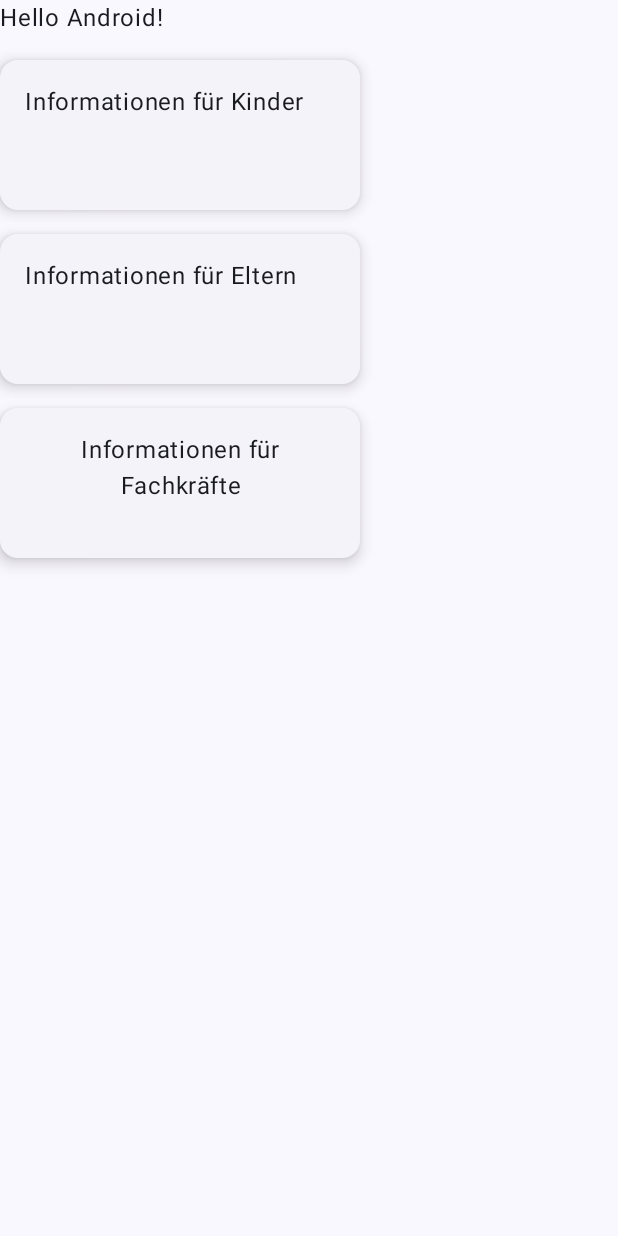
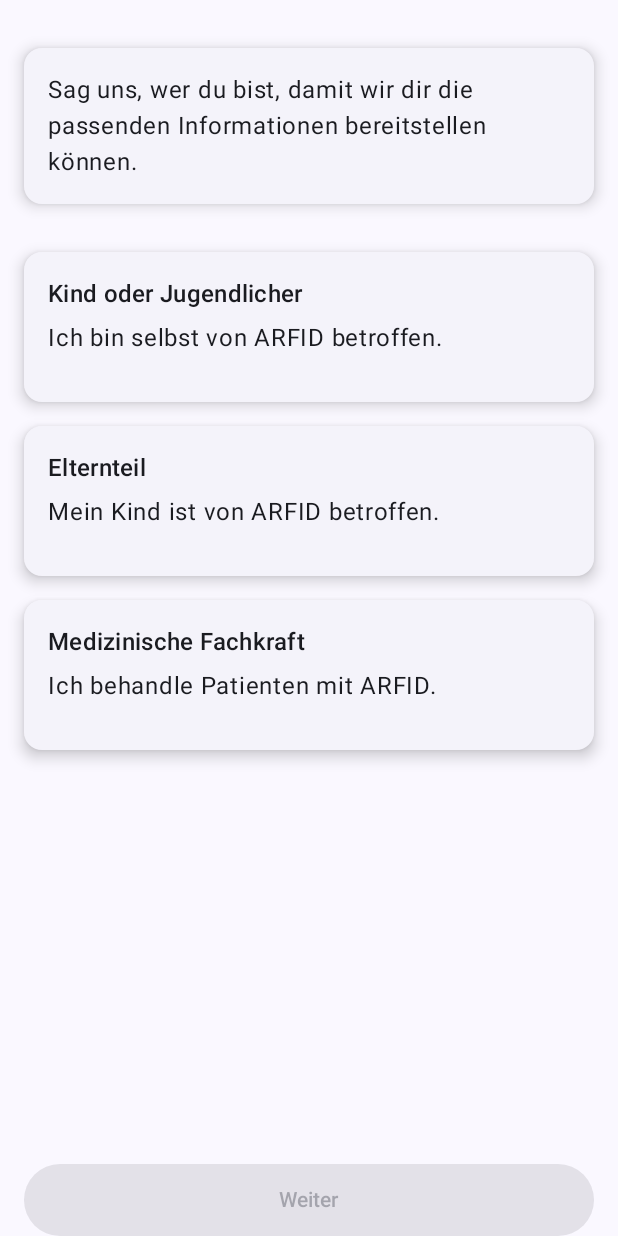
Before and after one commit to 4a756c6961/arfid, an Android app built with Jetpack Compose: the screen it shows after launch (MainActivity), on a phone screen of 412 x 824 dp. Run offline under Robolectric (Android 15) with nearby library versions, the light colour scheme and no system bars.

Commit message:
layout angepasst und Button hinzugefügt

```diff
--- a/app/src/main/java/com/example/arfid/MainActivity.kt
+++ b/app/src/main/java/com/example/arfid/MainActivity.kt
@@ -12,14 +12,28 @@ import androidx.compose.material3.Scaffold
 import androidx.compose.runtime.Composable
 import androidx.compose.ui.Modifier
 import androidx.compose.ui.tooling.preview.Preview
+import androidx.compose.ui.text.font.FontWeight
 import com.example.arfid.ui.theme.ARFIDTheme
 import androidx.compose.material3.Text as Text1
 import androidx.compose.material3.ElevatedCard
 import androidx.compose.foundation.layout.size
+import androidx.compose.foundation.layout.Column
 import androidx.compose.ui.unit.dp
 import androidx.compose.ui.text.style.TextAlign
 import androidx.compose.material3.CardDefaults
 import androidx.compose.ui.res.stringResource
+import androidx.compose.foundation.layout.fillMaxWidth
+import androidx.compose.foundation.layout.height
+import androidx.compose.foundation.shape.RoundedCornerShape
+import androidx.compose.material3.Button
+import androidx.compose.material3.ButtonDefaults
+import androidx.compose.material3.MaterialTheme
+import androidx.compose.ui.graphics.Color
+
+
+
+
+
 
 class MainActivity : ComponentActivity() {
     override fun onCreate(savedInstanceState: Bundle?) {
@@ -27,25 +41,31 @@ class MainActivity : ComponentActivity() {
         enableEdgeToEdge()
         setContent {
             ARFIDTheme {
-                Scaffold(modifier = Modifier.fillMaxSize()) { innerPadding ->
+                Scaffold { innerPadding ->
                     Column(
                         modifier = Modifier
                             .fillMaxSize()
-                            .padding(innerPadding),
+                            .padding(innerPadding)
+                    ) {
+                        Column(
+                            modifier = Modifier
+                                .weight(1f)
+                                .padding(16.dp),
                             verticalArrangement = Arrangement.spacedBy(16.dp)
                         ) {
-                        Greeting(
-                            name = "Android"
-                        )
+                            ElevatedCardGreeting()
                             ElevatedCardKind()
                             ElevatedCardEltern()
                             ElevatedCardDoctor()
+                        }
+                        WeiterButton()
                     }
                 }
             }
         }
     }
 }
+
 
 @Composable
 fun Greeting(name: String, modifier: Modifier = Modifier) {
@@ -54,22 +74,55 @@ fun Greeting(name: String, modifier: Modifier = Modifier) {
         modifier = modifier
     )
 }
-
 @Composable
-fun ElevatedCardKind() {
+fun ElevatedCardGreeting() {
     ElevatedCard(
         elevation = CardDefaults.cardElevation(
             defaultElevation = 6.dp
         ),
         modifier = Modifier
-            .size(width = 240.dp, height = 100.dp)
+            .fillMaxWidth()
+            .padding(vertical = 16.dp)
+
     ) {
         Text1(
-            text = stringResource(R.string.informationen_f_r_kinder),
+            text = stringResource(R.string.Greeting),
             modifier = Modifier
                 .padding(16.dp),
-            textAlign = TextAlign.Center,
+            textAlign = TextAlign.Left,
         )
+    }
+}
+
+
+@Composable
+fun ElevatedCardKind() {
+    ElevatedCard(
+        elevation = CardDefaults.cardElevation(defaultElevation = 6.dp),
+        modifier = Modifier
+            .fillMaxWidth()
+            .height(100.dp)
+    ) {
+        Column(
+            modifier = Modifier
+                .fillMaxWidth()
+                .padding(16.dp)
+        ) {
+            // Headline Text
+            Text1(
+                text = stringResource(R.string.card_kind_headline),
+                style = MaterialTheme.typography.titleMedium.copy(
+                    fontWeight = FontWeight.Medium // Bold font for the headline
+                ),
+                modifier = Modifier.padding(bottom = 8.dp) // Space below the headline
+            )
+
+            // Subheadline Text
+            Text1(
+                text = stringResource(R.string.card_kind_subheadline),
+                style = MaterialTheme.typography.bodyLarge // Regular body style for subheadline
+            )
+        }
     }
 }
 
@@ -80,14 +133,29 @@ fun ElevatedCardDoctor() {
             defaultElevation = 6.dp
         ),
         modifier = Modifier
-            .size(width = 240.dp, height = 100.dp)
+            .fillMaxWidth()
+            .height(100.dp)
     ) {
+        Column(
+            modifier = Modifier
+                .fillMaxWidth()
+                .padding(16.dp)
+        ) {
+            // Headline Text
             Text1(
-            text = stringResource(R.string.informationen_f_r_fachkraefte),
-            modifier = Modifier
-                .padding(16.dp),
-            textAlign = TextAlign.Center,
+                text = stringResource(R.string.card_fachkraefte_headline),
+                style = MaterialTheme.typography.titleMedium.copy(
+                    fontWeight = FontWeight.Medium // Bold font for the headline
+                ),
+                modifier = Modifier.padding(bottom = 8.dp) // Space below the headline
             )
+
+            // Subheadline Text
+            Text1(
+                text = stringResource(R.string.card_fachkraefte_subheadline),
+                style = MaterialTheme.typography.bodyLarge // Regular body style for subheadline
+            )
+        }
     }
 }
 
@@ -98,14 +166,46 @@ fun ElevatedCardEltern() {
             defaultElevation = 6.dp
         ),
         modifier = Modifier
-            .size(width = 240.dp, height = 100.dp)
+            .fillMaxWidth()
+            .height(100.dp)
+    ) {
+        Column(
+            modifier = Modifier
+                .fillMaxWidth()
+                .padding(16.dp)
         ) {
             Text1(
-            text = stringResource(R.string.informationen_f_r_eltern),
+                text = stringResource(R.string.card_eltern_headline),
+                style = MaterialTheme.typography.titleMedium.copy(
+                    fontWeight = FontWeight.Medium // Bold font for the headline
+                ),
+                modifier = Modifier.padding(bottom = 8.dp) // Space below the headline
+            )
+
+            Text1(
+                text = stringResource(R.string.card_eltern_subheadline),
+                style = MaterialTheme.typography.bodyLarge // Regular body style for subheadline
+            )
+        }
+    }
+}
+
+@Composable
+fun WeiterButton() {
+    Button(
+        onClick = {  },
+        enabled = false,
         modifier = Modifier
-                .padding(16.dp),
-            textAlign = TextAlign.Center,
+            .fillMaxWidth()
+            .height(48.dp)
+            .padding(horizontal = 16.dp),
+        shape = RoundedCornerShape(24.dp),
+        colors = ButtonDefaults.buttonColors(
+            containerColor = Color(0xFFECECEC),
+            contentColor = Color.Gray
         )
+    ) {
+        Text1("Weiter") // Button label
     }
 }
 
--- a/app/src/main/res/values/colors.xml
+++ b/app/src/main/res/values/colors.xml
@@ -1,10 +1,13 @@
 <?xml version="1.0" encoding="utf-8"?>
 <resources>
-    <color name="purple_200">#FFBB86FC</color>
-    <color name="purple_500">#FF6200EE</color>
-    <color name="purple_700">#FF3700B3</color>
-    <color name="teal_200">#FF03DAC5</color>
-    <color name="teal_700">#FF018786</color>
-    <color name="black">#FF000000</color>
-    <color name="white">#FFFFFFFF</color>
+    <!-- Primary Colors -->
+    <color name="theme_primary">#395F5F</color>
+    <color name="theme_primary_contrast">#FFFFFF</color>
+    <color name="primary_card_background">#F2EBE6</color>
+    <color name="button_disabled_background">#ECECEC</color>
+    <color name="button_disabled_text">#808080</color>
+    <color name="button_enabled_background">#FF7350</color>
+    <color name="button_enabled_text">#FFFFFF</color>
+    <color name="text_primary">#444444</color>
+    <color name="text_secondary">#808080</color>
 </resources>
--- a/app/src/main/res/values/strings.xml
+++ b/app/src/main/res/values/strings.xml
@@ -6,4 +6,19 @@
     <string name="informationen_f_r_eltern">Informationen für Eltern</string>
     <string name="informationen_f_r_kinder">Informationen für Kinder</string>
     <string name="informationen_f_r_fachkraefte">Informationen für Fachkräfte</string>
+    <!-- Card 1: Greeting -->
+    <string name="Greeting">Sag uns, wer du bist, damit wir dir die passenden Informationen bereitstellen können.</string>
+
+    <!-- Card 2: Informationen für Eltern -->
+    <string name="card_eltern_headline">Elternteil</string>
+    <string name="card_eltern_subheadline">Mein Kind ist von ARFID betroffen.</string>
+
+    <!-- Card 3: Informationen für Fachkräfte -->
+    <string name="card_fachkraefte_headline">Medizinische Fachkraft</string>
+    <string name="card_fachkraefte_subheadline">Ich behandle Patienten mit ARFID.</string>
+
+    <!-- Card 2: Informationen für Kinder -->
+    <string name="card_kind_headline">Kind oder Jugendlicher</string>
+    <string name="card_kind_subheadline">Ich bin selbst von ARFID betroffen.</string>
+
 </resources>
```
Lines whose indentation alone changed are shown as unchanged.
